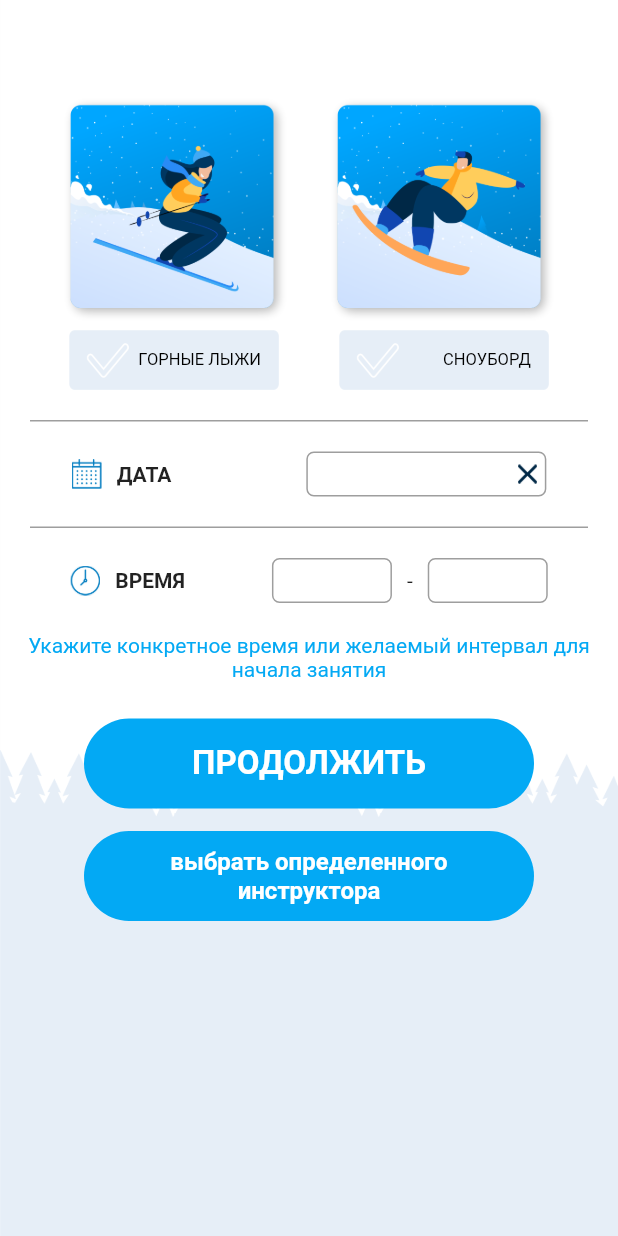
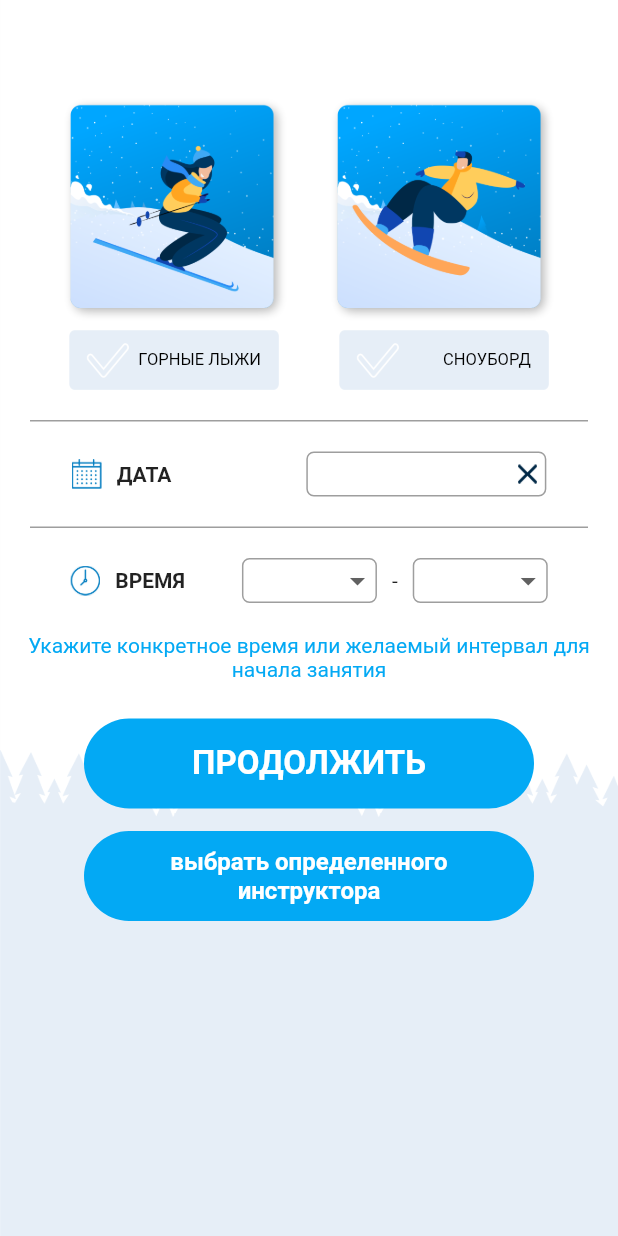
Before and after one commit to Impulseone/AcademGora, a Flutter app: the screen it shows after launch, on a phone screen of 412 x 824 dp. Run offline on Flutter 3.47's test engine with Material 2 defaults, Android fonts, the phone set to English and light mode, and no system bars; our stand-ins replace carousel_slider, flutter_calendar_carousel, pin_input_text_field; project files that could hold a hidden picture were left out.

```diff
--- a/academ_gora/lib/main.dart
+++ b/academ_gora/lib/main.dart
@@ -1,6 +1,6 @@
 import 'package:academ_gora/screens/auth/auth_screen.dart';
 import 'package:academ_gora/screens/main_screen.dart';
-import 'package:academ_gora/screens/registration_to_instructor_screen.dart';
+import 'package:academ_gora/screens/registration/registration_to_instructor_screen.dart';
 import 'package:flutter/material.dart';
 
 void main() {
--- a/academ_gora/lib/screens/main_screen.dart
+++ b/academ_gora/lib/screens/main_screen.dart
@@ -1,4 +1,4 @@
-import 'package:academ_gora/screens/registration_to_instructor_screen.dart';
+import 'package:academ_gora/screens/registration/registration_to_instructor_screen.dart';
 import 'package:flutter/material.dart';
 import 'package:carousel_slider/carousel_slider.dart';
 
--- /dev/null
+++ b/academ_gora/lib/screens/registration/helpers_widgets/time_widget.dart
@@ -0,0 +1,88 @@
+import 'package:flutter/material.dart';
+
+class TimeWidget extends StatefulWidget {
+  final String _firstCurrentlySelected;
+  final String _secondCurrentlySelected;
+
+  TimeWidget(this._firstCurrentlySelected, this._secondCurrentlySelected);
+
+  @override
+  _TimeWidgetState createState() =>
+      _TimeWidgetState(_firstCurrentlySelected, _secondCurrentlySelected);
+}
+
+class _TimeWidgetState extends State<TimeWidget> {
+  String _firstCurrentlySelected;
+  String _secondCurrentlySelected;
+
+  _TimeWidgetState(this._firstCurrentlySelected, this._secondCurrentlySelected);
+
+  @override
+  Widget build(BuildContext context) {
+    return _timeWidget();
+  }
+
+  Widget _timeWidget() {
+    return Row(
+      mainAxisAlignment: MainAxisAlignment.center,
+      children: [
+        _timeNameWidget(),
+        _timeField(30, 10, 1),
+        Text("-"),
+        _timeField(10, 0, 2)
+      ],
+    );
+  }
+
+  Widget _timeNameWidget() {
+    return Row(
+      children: [
+        Container(
+            width: 20,
+            height: 20,
+            margin: EdgeInsets.only(right: 10),
+            child: Image.asset("assets/registration_to_instructor/4_e4.png")),
+        Container(
+            margin: EdgeInsets.only(right: 8),
+            child: Text(
+              "ВРЕМЯ",
+              style: TextStyle(fontWeight: FontWeight.bold),
+            ))
+      ],
+    );
+  }
+
+  Widget _timeField(double leftMargin, double rightMargin, int position) {
+    return Container(
+        width: 90,
+        height: 30,
+        padding: EdgeInsets.only(left: 15),
+        margin: EdgeInsets.only(left: leftMargin, right: rightMargin),
+        decoration: BoxDecoration(
+          border: Border.all(color: Colors.grey),
+          borderRadius: BorderRadius.circular(5.0),
+        ),
+        child: DropdownButtonHideUnderline(
+          child: new DropdownButton<String>(
+            value: position == 1
+                ? _firstCurrentlySelected
+                : _secondCurrentlySelected,
+            items: <String>['10:00', '10:30', '11:00', '11:30']
+                .map((String value) {
+              return new DropdownMenuItem<String>(
+                value: value,
+                child: new Text(value),
+              );
+            }).toList(),
+            onChanged: (String value) {
+              setState(() {
+                if (position == 1)
+                  _firstCurrentlySelected = value;
+                else
+                  _secondCurrentlySelected = value;
+              });
+            },
+          ),
+        ));
+  }
+}
--- a/academ_gora/lib/screens/registration_to_instructor_screen.dart
+++ b/academ_gora/lib/screens/registration/registration_to_instructor_screen.dart
@@ -1,20 +1,20 @@
-import 'package:academ_gora/screens/helpers_widgets/date_widget.dart';
-import 'package:academ_gora/screens/helpers_widgets/select_kind_of_sport.dart';
+import 'package:academ_gora/screens/registration/helpers_widgets/time_widget.dart';
 import 'package:flutter/material.dart';
-import 'package:flutter_calendar_carousel/classes/event.dart';
-import 'package:flutter_calendar_carousel/flutter_calendar_carousel.dart';
-import 'package:intl/intl.dart' show DateFormat;
+
+import 'helpers_widgets/date_widget.dart';
+import 'helpers_widgets/select_kind_of_sport.dart';
 
 class RegistrationToInstructorScreen extends StatefulWidget {
   @override
-  _RegistrationToInstructorScreenState createState() =>
-      _RegistrationToInstructorScreenState();
+  _RegistrationToInstructorScreenState createState() => _RegistrationToInstructorScreenState();
 }
 
 class _RegistrationToInstructorScreenState
     extends State<RegistrationToInstructorScreen> {
   int _kindOfSportSelected = -1;
   DateTime _selectedDate;
+  String _firstCurrentlySelected;
+  String _secondCurrentlySelected;
 
   @override
   Widget build(BuildContext context) {
@@ -32,7 +32,7 @@ class _RegistrationToInstructorScreenState
           _horizontalDivider(),
           DateWidget(_selectedDate),
           _horizontalDivider(),
-          _timeWidget(),
+          TimeWidget(_firstCurrentlySelected,_secondCurrentlySelected),
           _warningText(),
           _continueButton(),
           _selectCoachButton()
@@ -49,49 +49,6 @@ class _RegistrationToInstructorScreenState
     );
   }
 
-  Widget _timeWidget() {
-    return Row(
-      mainAxisAlignment: MainAxisAlignment.center,
-      children: [
-        _timeNameWidget(),
-        _timeField(50, 10),
-        Text("-"),
-        _timeField(10, 0)
-      ],
-    );
-  }
-
-  Widget _timeNameWidget() {
-    return Row(
-      children: [
-        Container(
-            width: 20,
-            height: 20,
-            margin: EdgeInsets.only(right: 10),
-            child: Image.asset("assets/registration_to_instructor/4_e4.png")),
-        Container(
-            margin: EdgeInsets.only(right: 8),
-            child: Text(
-              "ВРЕМЯ",
-              style: TextStyle(fontWeight: FontWeight.bold),
-            ))
-      ],
-    );
-  }
-
-  Widget _timeField(double leftMargin, double rightMargin) {
-    return Container(
-      width: 80,
-      height: 30,
-      margin: EdgeInsets.only(left: leftMargin, right: rightMargin),
-      decoration: BoxDecoration(
-        border: Border.all(color: Colors.grey),
-        borderRadius: BorderRadius.circular(5.0),
-      ),
-    );
-  }
-
-
   Widget _warningText() {
     return Container(
         margin: EdgeInsets.only(top: 20, left: 10, right: 10),
@@ -101,8 +58,6 @@ class _RegistrationToInstructorScreenState
           style: TextStyle(color: Colors.lightBlue),
         ));
   }
-
-
 
   Widget _continueButton() {
     return Container(
```
Also changed, not shown: academ_gora/lib/screens/registration/helpers_widgets/date_widget.dart (renamed from academ_gora/lib/screens/helpers_widgets/date_widget.dart), academ_gora/lib/screens/registration/helpers_widgets/select_kind_of_sport.dart (renamed from academ_gora/lib/screens/helpers_widgets/select_kind_of_sport.dart).
